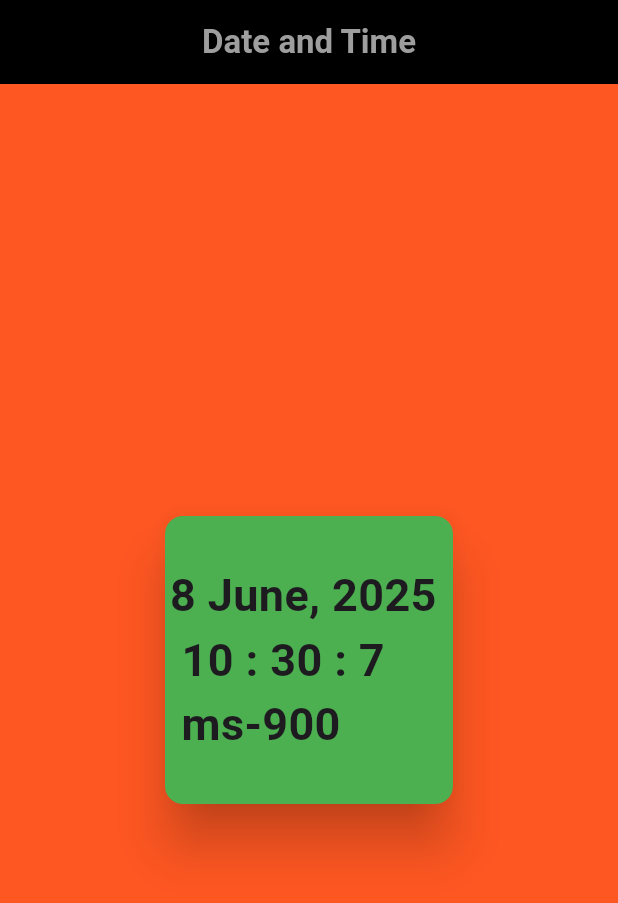
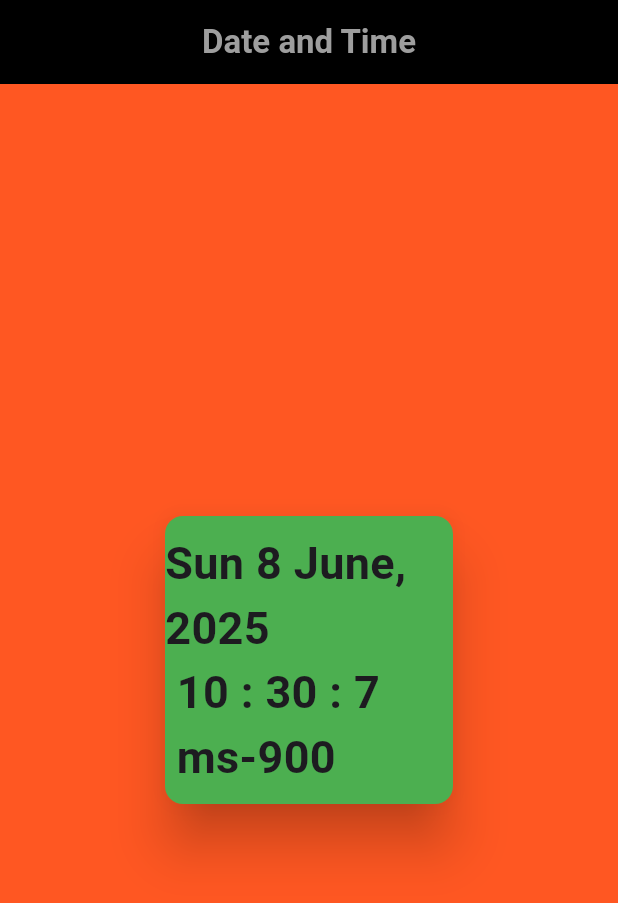
Before and after one commit to neelislam/Flutter_Widgets, a Flutter app: the screen it shows after launch, on a phone screen of 412 x 824 dp. Shown: the top 903 px of the screen. Run offline on Flutter 3.47's test engine with Material 3 defaults, Android fonts, the phone set to English and light mode, and no system bars.

Commit message:
clock, date and week

```diff
--- a/lib/clock_and_time.dart
+++ b/lib/clock_and_time.dart
@@ -15,6 +15,10 @@ class _clock_and_timeState extends State<clock_and_time> {
   final List<String> _monthName = [
     'January', 'February', 'March', 'April', 'May', 'June',
     'July', 'August', 'September', 'October', 'November', 'December'
+  ];
+
+  final List<String> _weekname = [
+    'Sat', 'Sun' , 'Mon' , 'tue' , 'Wed' , 'Thu' , 'fri'
   ];
   @override
   void initState(){
@@ -40,6 +44,7 @@ class _clock_and_timeState extends State<clock_and_time> {
     ? Colors.red : Colors.green;
    // var time = DateTime.now();
     String monthName = _monthName[_currentTime.month - 1];
+    String weekname = _weekname[_currentTime.weekday-6];
     return Scaffold(
 
       backgroundColor: Colors.deepOrange,
@@ -65,7 +70,7 @@ class _clock_and_timeState extends State<clock_and_time> {
             child: Column(
               mainAxisAlignment: MainAxisAlignment.center,
               children: [
-                Text('${_currentTime.day} $monthName, ${_currentTime.year} \n ${_currentTime.hour} : ${_currentTime.minute} : ${_currentTime.second} \n ms-${_currentTime.millisecond}',
+                Text('$weekname ${_currentTime.day} $monthName, ${_currentTime.year} \n ${_currentTime.hour} : ${_currentTime.minute} : ${_currentTime.second} \n ms-${_currentTime.millisecond}',
                 style: TextStyle(
                   fontWeight: FontWeight.bold,
                   fontSize: 30,
```
